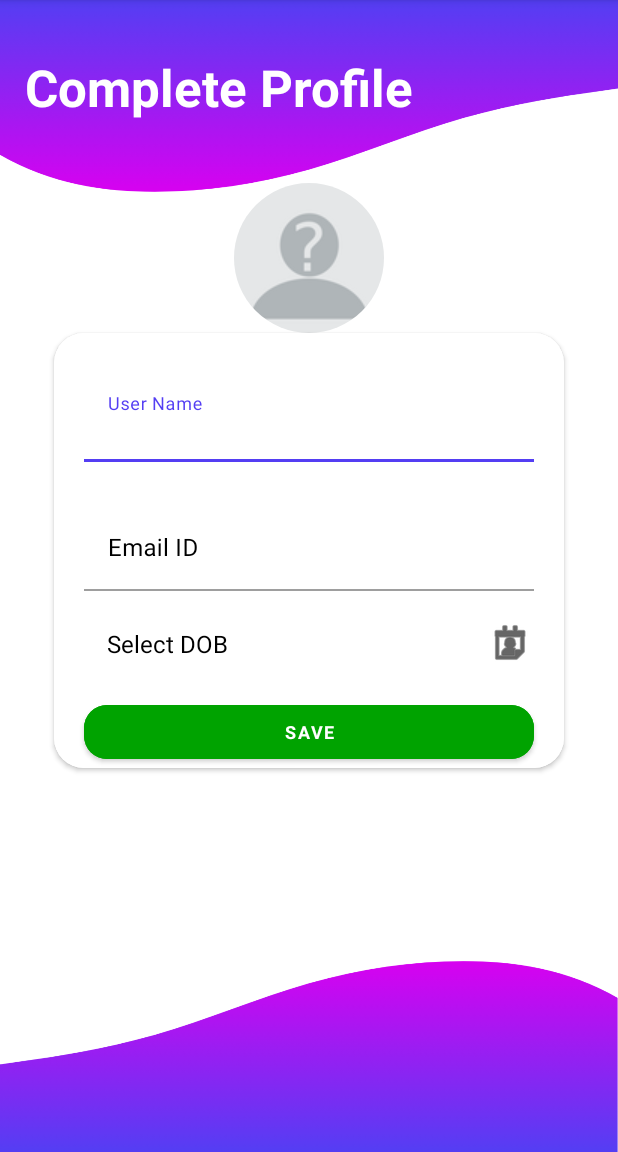
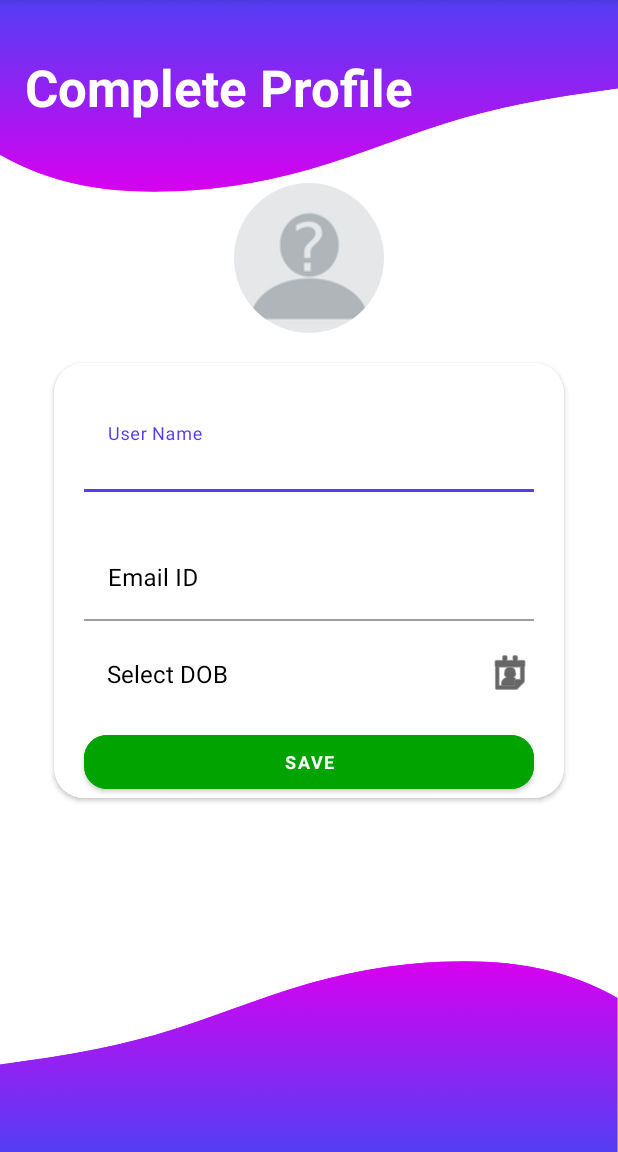
Before and after one commit to CropDealCG/CropDeal, an Android app: the EditProfileActivity screen opened directly, with no data from a screen before it, on a phone screen of 412 x 824 dp, the part 84-1236 px from its top. Run offline under Robolectric (Android 15) with nearby library versions, the phone set to English and light mode, and no system bars; our stand-ins replace Firebase (no records; nobody signed in at launch, a user with empty details on screens opened directly); pictures from the network do not load; 4 statements that could not run were skipped.

Commit message:
bug fixes

```diff
--- a/app/src/main/java/com/cg/cropdeal/model/SettingsRepo.kt
+++ b/app/src/main/java/com/cg/cropdeal/model/SettingsRepo.kt
@@ -62,6 +62,12 @@ class SettingsRepo(private var application: Application?) {
             taskSnapshot.metadata!!.reference!!.downloadUrl
                 .addOnSuccessListener { uri ->
                     imageUploadSuccess(uri.toString(),username,dob)
+                    val profile_image_ref =  context
+                        .getSharedPreferences(FirebaseAuth.getInstance().currentUser?.email,0)
+
+                    val editor = profile_image_ref.edit()
+                    editor.putString("profile_image",uri.toString())
+                    editor.apply()
                 }
         }
             .addOnFailureListener{exception ->
--- a/app/src/main/java/com/cg/cropdeal/view/EditProfileActivity.kt
+++ b/app/src/main/java/com/cg/cropdeal/view/EditProfileActivity.kt
@@ -8,11 +8,10 @@ import android.graphics.BitmapFactory
 import android.net.Uri
 import androidx.appcompat.app.AppCompatActivity
 import android.os.Bundle
-import android.text.TextUtils
-import android.util.Log
+
 import android.view.View
 import android.widget.ImageView
-import android.widget.Toast
+
 import androidx.core.app.ActivityCompat
 import androidx.core.content.ContextCompat
 import androidx.core.graphics.drawable.RoundedBitmapDrawableFactory
@@ -20,21 +19,11 @@ import androidx.lifecycle.ViewModelProvider
 import com.bumptech.glide.Glide
 import com.cg.cropdeal.R
 import com.cg.cropdeal.databinding.ActivityEditProfileBinding
-import com.cg.cropdeal.databinding.SettingsFragmentBinding
 import com.cg.cropdeal.model.Constants
 import com.cg.cropdeal.model.UtilActivity
 import com.cg.cropdeal.viewmodel.EditProfileVM
-import com.cg.cropdeal.viewmodel.SettingsVM
 import com.google.firebase.auth.FirebaseAuth
-import com.google.firebase.database.DataSnapshot
-import com.google.firebase.database.DatabaseError
-import com.google.firebase.database.FirebaseDatabase
-import com.google.firebase.database.ValueEventListener
-import com.google.firebase.storage.FirebaseStorage
 import java.io.IOException
-import com.cg.cropdeal.model.FirebaseQueryLiveData
-import androidx.lifecycle.LiveData
-import androidx.lifecycle.Observer
 import java.text.SimpleDateFormat
 import java.util.*
 
@@ -76,9 +65,11 @@ class EditProfileActivity : AppCompatActivity(), View.OnClickListener {
 
 
 
+        val profile_image_ref = getSharedPreferences(
+            FirebaseAuth.getInstance().currentUser?.email,0)
+        val uri = profile_image_ref?.getString("profile_image","")
 
 
-        val uri = "img"+FirebaseAuth.getInstance().currentUser?.email
         val src = BitmapFactory.decodeResource(resources, R.drawable.blank_profile)
         val dr = RoundedBitmapDrawableFactory.create(resources, src)
         dr.cornerRadius = Math.max(src.width, src.height) / 2.0f
@@ -102,11 +93,6 @@ class EditProfileActivity : AppCompatActivity(), View.OnClickListener {
             datePickerDialog.show(supportFragmentManager,"Date")
         }
     }
-
-
-
-
-
 
     override fun onClick(v: View?) {
         when(v?.id){
--- a/app/src/main/res/layout/activity_edit_profile.xml
+++ b/app/src/main/res/layout/activity_edit_profile.xml
@@ -41,6 +41,7 @@
     <androidx.cardview.widget.CardView
         android:layout_width="340dp"
         android:layout_height="wrap_content"
+        android:layout_marginTop="20dp"
         app:cardCornerRadius="20dp"
         app:layout_constraintEnd_toEndOf="parent"
         app:layout_constraintHorizontal_bias="0.5"
--- a/app/src/main/res/layout/settings_fragment.xml
+++ b/app/src/main/res/layout/settings_fragment.xml
@@ -48,10 +48,10 @@
         android:id="@+id/constraintLayout2"
         android:layout_width="0dp"
         android:layout_height="wrap_content"
-        android:layout_marginTop="50dp"
+        android:layout_marginTop="60dp"
         app:layout_constraintEnd_toEndOf="parent"
         app:layout_constraintStart_toStartOf="parent"
-        app:layout_constraintTop_toBottomOf="@+id/profile_user_image">
+        app:layout_constraintTop_toBottomOf="@+id/profile_user_email">
 
         <ImageView
             android:id="@+id/imageView"
```
Also changed, not shown: app/src/main/java/com/cg/cropdeal/view/SettingsFragment.kt (+3 -12 lines).
